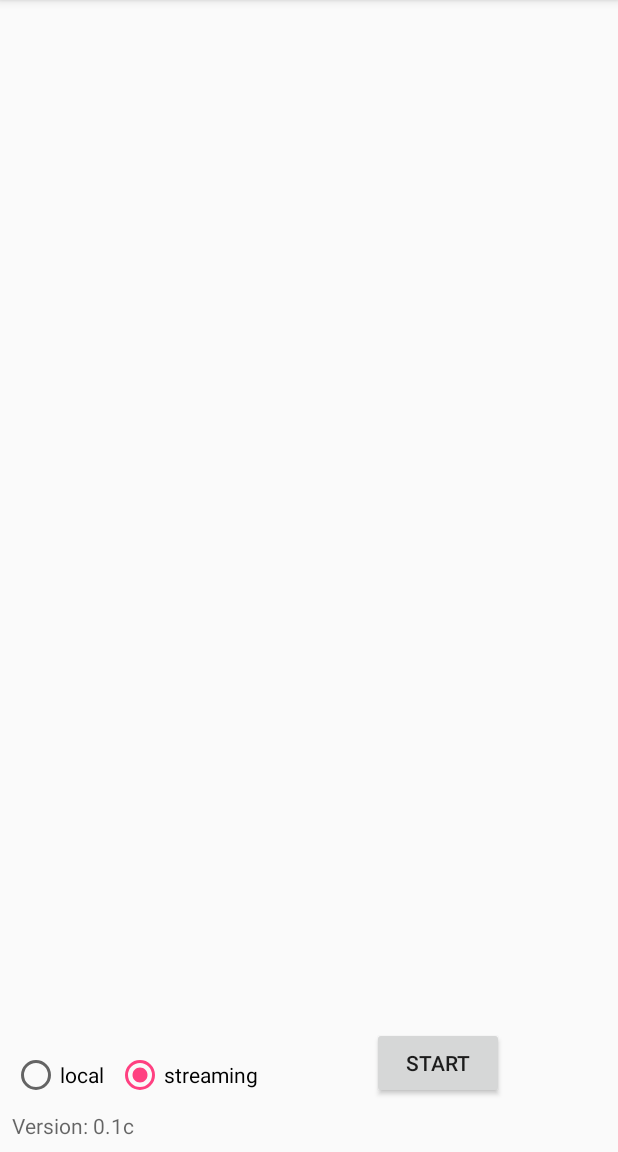
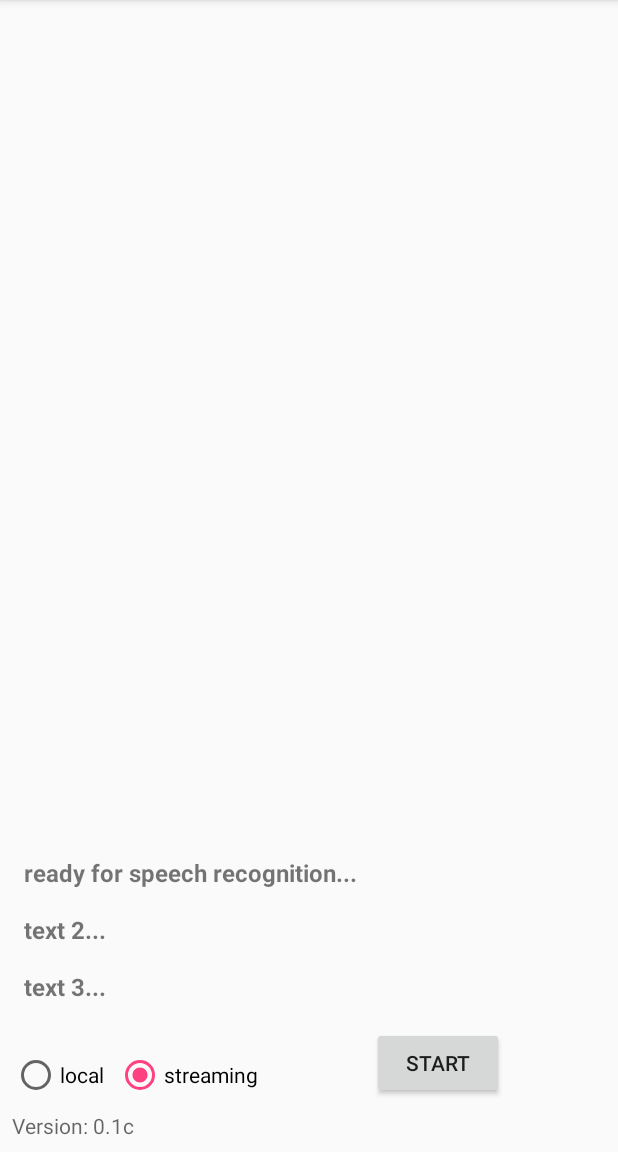
Before and after one commit to clairebub/third_ear, an Android app: the screen it shows after launch (MainActivity), on a phone screen of 412 x 824 dp, the part 84-1236 px from its top. Run offline under Robolectric (Android 15) with nearby library versions, the light colour scheme and no system bars; 2 statements that could not run were skipped.

Commit message:
Implemented recyler view now.

```diff
--- a/android_app/app/src/main/java/com/rj10/a3/MainActivity.java
+++ b/android_app/app/src/main/java/com/rj10/a3/MainActivity.java
@@ -14,6 +14,9 @@ import android.support.v4.app.ActivityCompat;
 import android.support.v4.content.ContextCompat;
 import android.support.v7.app.AppCompatActivity;
 import android.os.Bundle;
+import android.support.v7.widget.DefaultItemAnimator;
+import android.support.v7.widget.LinearLayoutManager;
+import android.support.v7.widget.RecyclerView;
 import android.text.TextUtils;
 import android.util.Log;
 import android.util.TimingLogger;
@@ -24,6 +27,7 @@ import android.widget.TextView;
 import android.widget.Toast;
 
 import java.util.ArrayList;
+import java.util.Date;
 import java.util.List;
 import java.util.Locale;
 
@@ -42,8 +46,11 @@ public class MainActivity extends AppCompatActivity
 
     private final int REQ_CODE_SPEECH_RECOG_LOCAL = 100;
 
-    TextView mStatus;
-    RadioGroup mRadioGroup;
+    private TextView mStatus;
+    private RadioGroup mRadioGroup;
+    private RecyclerView mRecogTextListView;
+    private List<RecognizedText> mRecogTextList = new ArrayList<>();
+    private RecognizedTextsAdapter mRecogTextAdapter;
 
     private VoiceRecorder mVoiceRecorder;
     private SpeechApiService mSpeechApiService;
@@ -98,6 +105,19 @@ public class MainActivity extends AppCompatActivity
                 }
             }
         });
+
+        mRecogTextListView = (RecyclerView) findViewById(R.id.recog_texts);
+        mRecogTextAdapter = new RecognizedTextsAdapter(mRecogTextList);
+        RecyclerView.LayoutManager mLayoutManager = new LinearLayoutManager(getApplicationContext());
+        ((LinearLayoutManager) mLayoutManager).setStackFromEnd(true);
+        mRecogTextListView.setLayoutManager(mLayoutManager);
+        mRecogTextListView.setItemAnimator(new DefaultItemAnimator());
+        mRecogTextListView.setAdapter(mRecogTextAdapter);
+
+        mRecogTextList.add(new RecognizedText("ready for speech recognition...", new Date()));
+        mRecogTextList.add(new RecognizedText("text 2...", new Date()));
+        mRecogTextList.add(new RecognizedText("text 3...", new Date()));
+        mRecogTextAdapter.notifyDataSetChanged();
     }
 
     /**
@@ -247,7 +267,9 @@ public class MainActivity extends AppCompatActivity
                 runOnUiThread(new Runnable() {
                     @Override
                     public void run() {
-                        mStatus.setText(text);
+                        mRecogTextList.add(new RecognizedText(text, new Date()));
+                        Log.d(TAG, "got text: " + text);
+                        mRecogTextAdapter.notifyDataSetChanged();
                     }
                 });
             }
--- a/android_app/app/src/main/java/com/rj10/a3/RecognizedText.java
+++ b/android_app/app/src/main/java/com/rj10/a3/RecognizedText.java
@@ -1,10 +1,6 @@
 package com.rj10.a3;
 
 import java.util.Date;
-
-/**
- * Created by rjtang on 12/9/17.
- */
 
 public class RecognizedText {
     private final String mText;
--- /dev/null
+++ b/android_app/app/src/main/java/com/rj10/a3/RecognizedTextsAdapter.java
@@ -0,0 +1,52 @@
+package com.rj10.a3;
+
+import android.support.v7.widget.RecyclerView;
+import android.view.LayoutInflater;
+import android.view.View;
+import android.view.ViewGroup;
+import android.widget.TextView;
+
+import java.util.List;
+
+/**
+ * Created on 12/10/17.
+ */
+
+public class RecognizedTextsAdapter extends
+        RecyclerView.Adapter<RecognizedTextsAdapter.MyViewHolder> {
+
+    public class MyViewHolder extends RecyclerView.ViewHolder {
+        public TextView text;
+
+        public MyViewHolder(View view) {
+            super(view);
+            text = (TextView) view.findViewById(R.id.text);
+        }
+    }
+
+    private List<RecognizedText> textList;
+
+    public RecognizedTextsAdapter(List<RecognizedText> textList) {
+        this.textList = textList;
+    }
+
+    @Override
+    public MyViewHolder onCreateViewHolder(ViewGroup parent, int viewType) {
+        View itemView = LayoutInflater.from(parent.getContext())
+                .inflate(R.layout.speech_recog_row, parent, false);
+        return new MyViewHolder(itemView);
+    }
+
+    @Override
+    public void onBindViewHolder(MyViewHolder myViewHolder, int position) {
+        RecognizedText recogText = textList.get(position);
+        myViewHolder.text.setText(recogText.getText());
+    }
+
+    @Override
+    public int getItemCount() {
+        return textList.size();
+    }
+
+
+}
--- a/android_app/app/src/main/res/layout/activity_main.xml
+++ b/android_app/app/src/main/res/layout/activity_main.xml
@@ -9,6 +9,7 @@
 
 
     <android.support.v7.widget.RecyclerView
+        android:id="@+id/recog_texts"
         android:layout_width="0dp"
         android:layout_height="0dp"
         android:layout_marginBottom="8dp"
--- /dev/null
+++ b/android_app/app/src/main/res/layout/speech_recog_row.xml
@@ -0,0 +1,22 @@
+<?xml version="1.0" encoding="utf-8"?>
+<RelativeLayout xmlns:android="http://schemas.android.com/apk/res/android"
+    android:layout_width="match_parent"
+    android:layout_height="wrap_content"
+    android:background="?android:attr/selectableItemBackground"
+    android:clickable="true"
+    android:focusable="true"
+    android:orientation="vertical"
+    android:paddingBottom="8dp"
+    android:paddingLeft="8dp"
+    android:paddingRight="8dp"
+    android:paddingTop="8dp">
+
+    <TextView
+        android:id="@+id/text"
+        android:layout_width="match_parent"
+        android:layout_height="wrap_content"
+        android:layout_alignParentTop="true"
+        android:textSize="16dp"
+        android:textStyle="bold" />
+
+</RelativeLayout>
```
